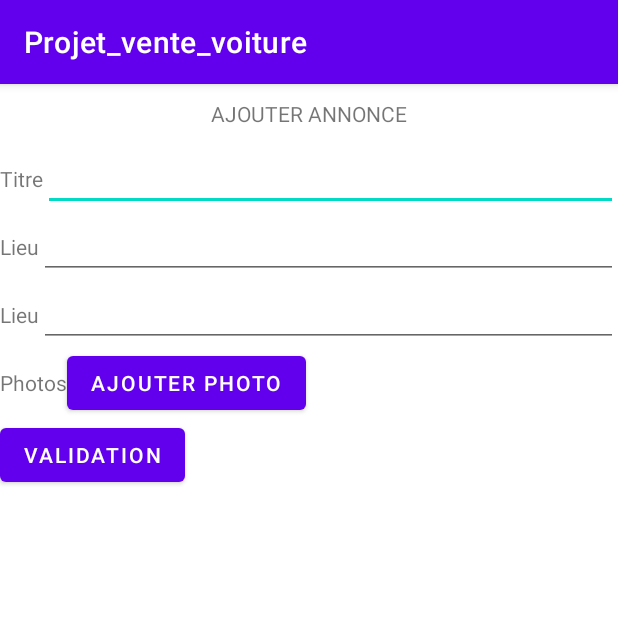
After one commit to clink10Zero/Projet_vente_voiture, an Android app: the Ajouter_Annonce screen opened directly, with no data from a screen before it, on a phone screen of 412 x 824 dp, the top half of it. The commit adds this screen. Run offline under Robolectric (Android 15) with nearby library versions, the phone set to English and light mode, and no system bars.

Commit message:
activity crée ;)

```diff
--- /dev/null
+++ b/app/src/main/java/com/example/projet_vente_voiture/Ajouter_Annonce.java
@@ -0,0 +1,14 @@
+package com.example.projet_vente_voiture;
+
+import androidx.appcompat.app.AppCompatActivity;
+
+import android.os.Bundle;
+
+public class Ajouter_Annonce extends AppCompatActivity {
+
+    @Override
+    protected void onCreate(Bundle savedInstanceState) {
+        super.onCreate(savedInstanceState);
+        setContentView(R.layout.activity_ajouter_annonce);
+    }
+}
--- a/app/src/main/java/com/example/projet_vente_voiture/MainActivity.java
+++ b/app/src/main/java/com/example/projet_vente_voiture/Connexion.java
@@ -4,11 +4,11 @@ import androidx.appcompat.app.AppCompatActivity;
 
 import android.os.Bundle;
 
-public class MainActivity extends AppCompatActivity {
+public class Connexion extends AppCompatActivity {
 
     @Override
     protected void onCreate(Bundle savedInstanceState) {
         super.onCreate(savedInstanceState);
-        setContentView(R.layout.activity_recherche);
+        setContentView(R.layout.activity_connexion);
     }
 }
--- a/app/src/main/java/com/example/projet_vente_voiture/activity_detaille.java
+++ b/app/src/main/java/com/example/projet_vente_voiture/Mes_annonces.java
@@ -4,11 +4,11 @@ import androidx.appcompat.app.AppCompatActivity;
 
 import android.os.Bundle;
 
-public class activity_detaille extends AppCompatActivity {
+public class Mes_annonces extends AppCompatActivity {
 
     @Override
     protected void onCreate(Bundle savedInstanceState) {
         super.onCreate(savedInstanceState);
-        setContentView(R.layout.activity_detaille);
+        setContentView(R.layout.activity_mes_annonces);
     }
 }
--- a/app/src/main/res/layout/activity_detaille.xml
+++ b/app/src/main/res/layout/activity_detaille.xml
@@ -5,7 +5,7 @@
     android:layout_width="match_parent"
     android:layout_height="match_parent"
     android:orientation="vertical"
-    tools:context=".activity_detaille">
+    tools:context=".Detaille">
 
     <TextView
         android:id="@+id/text_view_titre"
--- a/app/src/main/res/layout/activity_recherche.xml
+++ b/app/src/main/res/layout/activity_recherche.xml
@@ -5,7 +5,7 @@
     android:layout_width="match_parent"
     android:layout_height="match_parent"
     android:orientation="vertical"
-    tools:context=".MainActivity">
+    tools:context=".Recherche">
 
     <TextView
         android:id="@+id/text_view_titre_recherche"
```
Also changed, not shown: app/src/main/AndroidManifest.xml (+6 -2 lines), app/src/main/java/com/example/projet_vente_voiture/Detaille.java (added, +14 -0 lines), app/src/main/java/com/example/projet_vente_voiture/Inscription.java (added, +14 -0 lines), app/src/main/java/com/example/projet_vente_voiture/Recherche.java (added, +14 -0 lines), app/src/main/res/layout/activity_mes_annonces.xml (renamed from app/src/main/res/layout/activity_mes_annnonces.xml).
